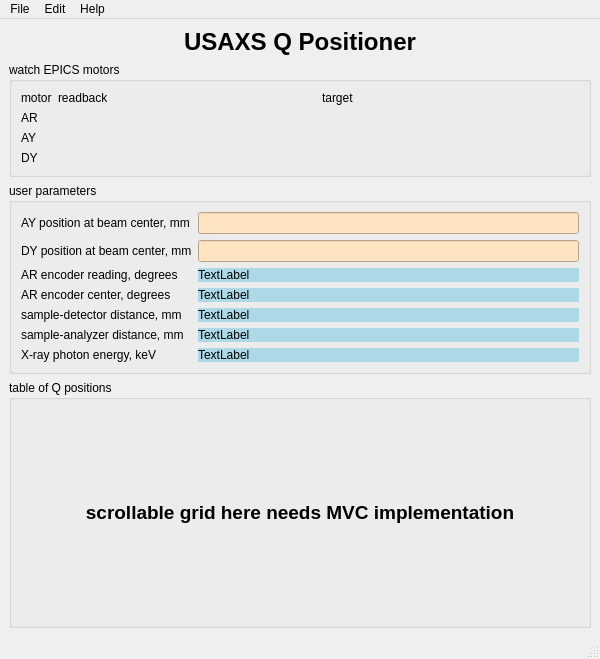
APS-USAXS/tools, file qToolUsaxs.ui: the form before one commit.
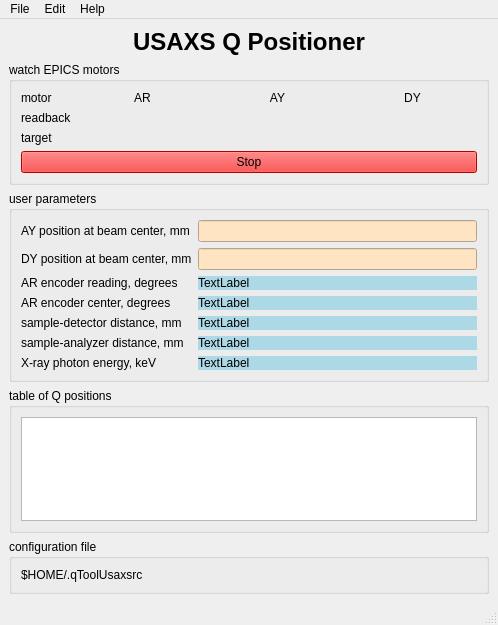
The form after the commit. Icons and pictures are not drawn.

Commit message: prep for new Qt code

```diff
--- a/qToolUsaxs.ui
+++ b/qToolUsaxs.ui
@@ -6,8 +6,8 @@
    <rect>
     <x>0</x>
     <y>0</y>
-    <width>600</width>
-    <height>659</height>
+    <width>498</width>
+    <height>625</height>
    </rect>
   </property>
   <property name="windowTitle">
@@ -21,7 +21,85 @@
    <property name="autoFillBackground">
     <bool>true</bool>
    </property>
-   <layout class="QGridLayout" name="gridLayout" rowstretch="0,0,0,1">
+   <layout class="QGridLayout" name="gridLayout" rowstretch="0,0,0,0,0,0">
+    <item row="2" column="0">
+     <widget class="QGroupBox" name="groupBox">
+      <property name="title">
+       <string>watch EPICS motors</string>
+      </property>
+      <layout class="QGridLayout" name="gridLayout_2">
+       <item row="0" column="0">
+        <layout class="QVBoxLayout" name="layout_EPICS">
+         <item>
+          <layout class="QGridLayout" name="layout_motors" columnstretch="0,1,1,1">
+           <item row="0" column="0">
+            <widget class="QLabel" name="label">
+             <property name="text">
+              <string>motor</string>
+             </property>
+            </widget>
+           </item>
+           <item row="1" column="0">
+            <widget class="QLabel" name="label_2">
+             <property name="text">
+              <string>readback</string>
+             </property>
+            </widget>
+           </item>
+           <item row="0" column="1">
+            <widget class="QLabel" name="label_4">
+             <property name="text">
+              <string>AR</string>
+             </property>
+             <property name="alignment">
+              <set>Qt::AlignCenter</set>
+             </property>
+            </widget>
+           </item>
+           <item row="2" column="0">
+            <widget class="QLabel" name="label_3">
+             <property name="text">
+              <string>target</string>
+             </property>
+            </widget>
+           </item>
+           <item row="0" column="2">
+            <widget class="QLabel" name="label_5">
+             <property name="text">
+              <string>AY</string>
+             </property>
+             <property name="alignment">
+              <set>Qt::AlignCenter</set>
+             </property>
+            </widget>
+           </item>
+           <item row="0" column="3">
+            <widget class="QLabel" name="label_6">
+             <property name="text">
+              <string>DY</string>
+             </property>
+             <property name="alignment">
+              <set>Qt::AlignCenter</set>
+             </property>
+            </widget>
+           </item>
+          </layout>
+         </item>
+        </layout>
+       </item>
+       <item row="1" column="0">
+        <widget class="QPushButton" name="pb_stop">
+         <property name="styleSheet">
+          <string notr="true">background-color: red;</string>
+         </property>
+         <property name="text">
+          <string>Stop</string>
+         </property>
+        </widget>
+       </item>
+      </layout>
+     </widget>
+    </item>
     <item row="0" column="0">
      <layout class="QVBoxLayout" name="verticalLayout">
       <item>
@@ -46,66 +124,7 @@
       </item>
      </layout>
     </item>
-    <item row="1" column="0">
-     <widget class="QGroupBox" name="groupBox">
-      <property name="title">
-       <string>watch EPICS motors</string>
-      </property>
-      <layout class="QGridLayout" name="gridLayout_2">
-       <item row="0" column="0">
-        <layout class="QVBoxLayout" name="layout_EPICS">
-         <item>
-          <layout class="QGridLayout" name="layout_motors" columnstretch="0,1,1">
-           <item row="0" column="1">
-            <widget class="QLabel" name="label_2">
-             <property name="text">
-              <string>readback</string>
-             </property>
-            </widget>
-           </item>
-           <item row="3" column="0">
-            <widget class="QLabel" name="label_6">
-             <property name="text">
-              <string>DY</string>
-             </property>
-            </widget>
-           </item>
-           <item row="2" column="0">
-            <widget class="QLabel" name="label_5">
-             <property name="text">
-              <string>AY</string>
-             </property>
-            </widget>
-           </item>
-           <item row="0" column="0">
-            <widget class="QLabel" name="label">
-             <property name="text">
-              <string>motor</string>
-             </property>
-            </widget>
-           </item>
-           <item row="0" column="2">
-            <widget class="QLabel" name="label_3">
-             <property name="text">
-              <string>target</string>
-             </property>
-            </widget>
-           </item>
-           <item row="1" column="0">
-            <widget class="QLabel" name="label_4">
-             <property name="text">
-              <string>AR</string>
-             </property>
-            </widget>
-           </item>
-          </layout>
-         </item>
-        </layout>
-       </item>
-      </layout>
-     </widget>
-    </item>
-    <item row="2" column="0">
+    <item row="3" column="0">
      <widget class="QGroupBox" name="groupBox_2">
       <property name="title">
        <string>user parameters</string>
@@ -234,26 +253,28 @@
       </layout>
      </widget>
     </item>
-    <item row="3" column="0">
+    <item row="4" column="0">
      <widget class="QGroupBox" name="groupBox_3">
       <property name="title">
        <string>table of Q positions</string>
       </property>
       <layout class="QGridLayout" name="gridLayout_3">
        <item row="0" column="0">
-        <widget class="QLabel" name="needs_MVC">
-         <property name="font">
-          <font>
-           <pointsize>14</pointsize>
-           <weight>75</weight>
-           <bold>true</bold>
-          </font>
-         </property>
+        <widget class="QTableView" name="tableView"/>
+       </item>
+      </layout>
+     </widget>
+    </item>
+    <item row="5" column="0">
+     <widget class="QGroupBox" name="config_groupBox">
+      <property name="title">
+       <string>configuration file</string>
+      </property>
+      <layout class="QGridLayout" name="gridLayout_4">
+       <item row="0" column="0">
+        <widget class="QLabel" name="config_file">
          <property name="text">
-          <string>scrollable grid here needs MVC implementation</string>
-         </property>
-         <property name="alignment">
-          <set>Qt::AlignCenter</set>
+          <string>$HOME/.qToolUsaxsrc</string>
          </property>
         </widget>
        </item>
@@ -268,7 +289,7 @@
     <rect>
      <x>0</x>
      <y>0</y>
-     <width>600</width>
+     <width>498</width>
      <height>21</height>
     </rect>
    </property>
```
